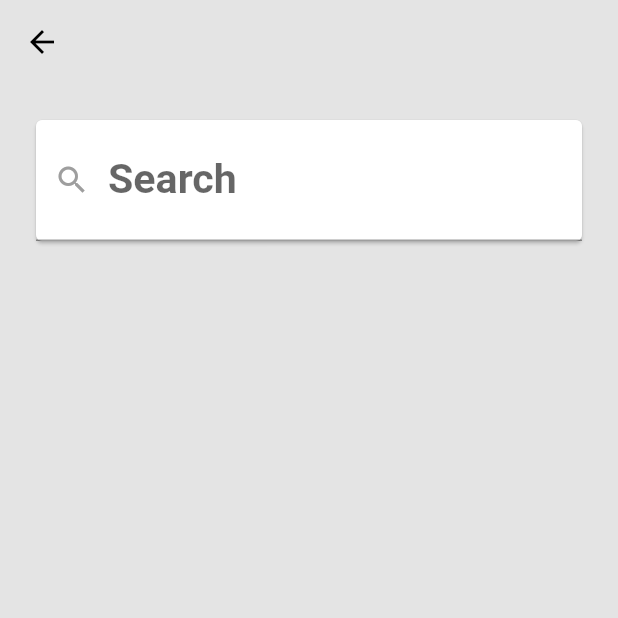
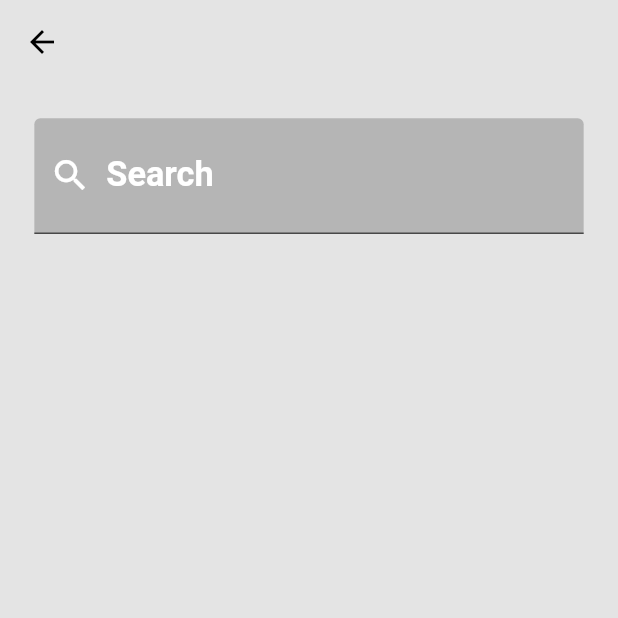
Before and after one commit to HusseinMohamed99/Breaking-News, a Flutter app: the screen it shows after launch, after a tap on the "search" icon, on a phone screen of 412 x 824 dp, the top half of it. Run offline on Flutter 3.47's test engine with Material 2 defaults, Android fonts, the light colour scheme and no system bars; our stand-ins replace bloc, cached_network_image, conditional_builder_null_safety, dio, flutter_bloc, flutter_screenutil and 4 more; network calls fail.

Commit message:
Update UI ✔ Splash Screen ✔ Theme Mode ✔ Search Screen ✔

```diff
--- a/lib/layout/news_app/news_layout.dart
+++ b/lib/layout/news_app/news_layout.dart
@@ -1,5 +1,5 @@
 import 'package:breaking_news/modules/search/search_screen.dart';
-import 'package:breaking_news/shared/components/components.dart';
+import 'package:breaking_news/shared/components/navigator.dart';
 import 'package:breaking_news/shared/cubit/cubit.dart';
 import 'package:breaking_news/shared/cubit/states.dart';
 import 'package:breaking_news/shared/styles/colors.dart';
@@ -31,7 +31,7 @@ class NewsScreen extends StatelessWidget {
                   Icons.search,
                   size: 24.sp,
                   color: cubit.isDark
-                      ? AppMainColors.whiteColor
+                      ? AppColorsLight.secondaryColor
                       : AppMainColors.blueColor,
                 ),
               ),
@@ -46,7 +46,7 @@ class NewsScreen extends StatelessWidget {
                   Icons.brightness_4_outlined,
                   size: 24.sp,
                   color: cubit.isDark
-                      ? AppMainColors.whiteColor
+                      ? AppColorsLight.secondaryColor
                       : AppMainColors.blueColor,
                 ),
               ),
--- a/lib/modules/search/search_screen.dart
+++ b/lib/modules/search/search_screen.dart
@@ -1,8 +1,11 @@
 import 'package:breaking_news/shared/components/widgets.dart';
 import 'package:breaking_news/shared/cubit/cubit.dart';
 import 'package:breaking_news/shared/cubit/states.dart';
+import 'package:breaking_news/shared/styles/colors.dart';
 import 'package:flutter/material.dart';
 import 'package:flutter_bloc/flutter_bloc.dart';
+import 'package:flutter_screenutil/flutter_screenutil.dart';
+import 'package:google_fonts/google_fonts.dart';
 
 class SearchScreen extends StatelessWidget {
   SearchScreen({super.key});
@@ -18,8 +21,7 @@ class SearchScreen extends StatelessWidget {
           body: Column(
             children: [
               Padding(
-                padding: const EdgeInsets.all(20.0),
-                child: Card(
+                padding: const EdgeInsets.all(20.0).r,
                 child: TextFormField(
                   controller: searchController,
                   keyboardType: TextInputType.text,
@@ -32,16 +34,22 @@ class SearchScreen extends StatelessWidget {
                     }
                     return null;
                   },
-                    decoration: const InputDecoration(
+                  decoration: InputDecoration(
+                      fillColor: AppMainColors.greyColor,
+                      filled: true,
                       prefixIcon: Icon(
                         Icons.search,
-                        color: Colors.grey,
+                        color: Colors.white,
+                        size: 24.sp,
                       ),
-                      label: Text(
+                      label: const Text(
                         'Search',
                       ),
-                    ),
-                  ),
+                      labelStyle: GoogleFonts.roboto(
+                        fontSize: 20.sp,
+                        fontWeight: FontWeight.w700,
+                        color: Colors.white,
+                      )),
                 ),
               ),
               Expanded(
--- a/lib/shared/styles/colors.dart
+++ b/lib/shared/styles/colors.dart
@@ -2,13 +2,13 @@ import 'package:flutter/material.dart';
 
 class AppColorsDark {
   static const Color primaryDarkColor = Color(0xff151C32);
-  // #151C32
   static const Color textColor = Color(0xfff5f5f5);
 }
 
 class AppColorsLight {
   static const Color primaryColor = Color(0xFFE4E4E4);
-  static const Color tealColor = Color(0xCC000000);
+  static const Color blackColor = Color(0xCC000000);
+  static const Color secondaryColor = Color(0xffA3BED1);
 }
 
 class AppMainColors {
--- a/lib/shared/styles/themes.dart
+++ b/lib/shared/styles/themes.dart
@@ -33,21 +33,21 @@ final getThemeData = {
     ),
     bottomNavigationBarTheme: BottomNavigationBarThemeData(
       type: BottomNavigationBarType.fixed,
-      selectedItemColor: AppColorsLight.tealColor,
+      selectedItemColor: AppColorsLight.secondaryColor,
       backgroundColor: AppColorsLight.primaryColor,
       elevation: 25.0,
       showSelectedLabels: true,
       showUnselectedLabels: false,
       selectedIconTheme: IconThemeData(
-        size: 26.sp,
-        color: AppColorsLight.tealColor,
+        size: 30.sp,
+        color: AppColorsLight.secondaryColor,
       ),
       unselectedIconTheme: IconThemeData(
         size: 24.sp,
         color: AppMainColors.greyColor,
       ),
       selectedLabelStyle: const TextStyle(
-        color: AppColorsLight.tealColor,
+        color: AppColorsLight.secondaryColor,
       ),
       unselectedLabelStyle: const TextStyle(
         color: AppMainColors.greyColor,
@@ -57,11 +57,12 @@ final getThemeData = {
       titleLarge: GoogleFonts.roboto(
         fontSize: 28.sp,
         fontWeight: FontWeight.bold,
-          color: AppColorsLight.tealColor),
+        color: AppColorsLight.blackColor,
+      ),
       titleMedium: GoogleFonts.roboto(
         fontSize: 24.sp,
         fontWeight: FontWeight.bold,
-        color: AppColorsLight.tealColor,
+        color: AppColorsLight.blackColor,
       ),
       titleSmall: GoogleFonts.roboto(
         fontSize: 16.sp,
@@ -71,11 +72,13 @@ final getThemeData = {
       bodyLarge: GoogleFonts.roboto(
         fontSize: 26.sp,
         fontWeight: FontWeight.bold,
-          color: AppColorsLight.tealColor),
+        color: AppColorsLight.blackColor,
+      ),
       bodyMedium: GoogleFonts.roboto(
         fontSize: 20.sp,
         fontWeight: FontWeight.bold,
-          color: AppColorsLight.tealColor),
+        color: AppColorsLight.blackColor,
+      ),
       bodySmall: GoogleFonts.roboto(
           fontSize: 10.sp,
           fontWeight: FontWeight.bold,
--- a/pubspec.yaml
+++ b/pubspec.yaml
@@ -28,6 +28,7 @@ dependencies:
   flutter_svg: ^2.0.7
   wakelock: ^0.6.2
   flutter_screenutil: ^5.8.4
+  shimmer: ^3.0.0
 
 dev_dependencies:
   flutter_test:
```
Also changed, not shown: lib/shared/components/buttons.dart (added, +43 -0 lines), lib/shared/components/components.dart (deleted, +0 -123 lines), lib/shared/components/divider.dart (added, +17 -0 lines), lib/shared/components/image_shimmer.dart (added, +43 -0 lines), lib/shared/components/launcher.dart (added, +7 -0 lines), lib/shared/components/navigator.dart (added, +8 -0 lines), lib/shared/components/widgets.dart (+17 -25 lines), pubspec.lock, 6 other files. Lines whose indentation alone changed are shown as unchanged.
